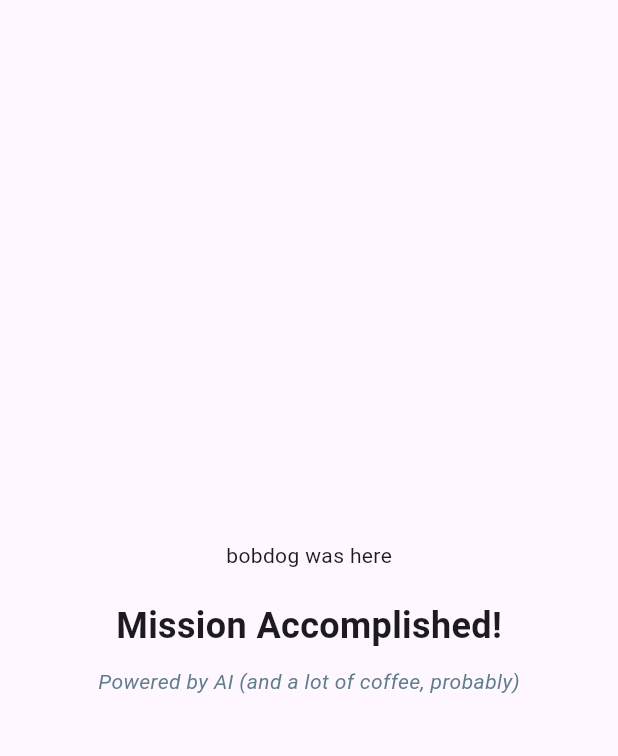
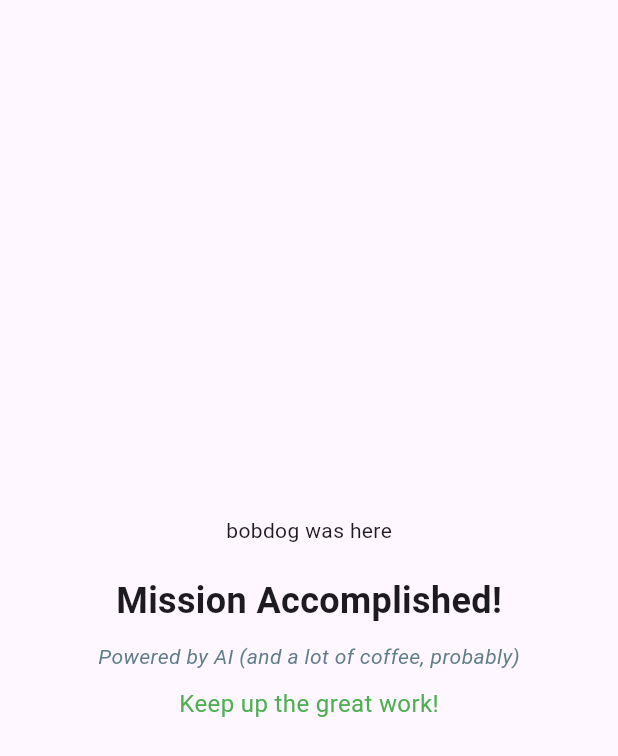
Before and after one commit to mmaitlen/skill_prompt_tests, a Flutter app: the screen it shows after launch, on a phone screen of 412 x 824 dp. Shown: the top 756 px of the screen. Run offline on Flutter 3.47's test engine with Material 3 defaults, Android fonts, the phone set to English and light mode, and no system bars.

Commit message:
feat: Add a simple phrase 'Keep up the great work!'

```diff
--- a/lib/main.dart
+++ b/lib/main.dart
@@ -32,6 +32,14 @@ class MainApp extends StatelessWidget {
                   color: Colors.blueGrey,
                 ),
               ),
+              SizedBox(height: 10), // Add some spacing
+              Text(
+                'Keep up the great work!',
+                style: TextStyle(
+                  fontSize: 16,
+                  color: Colors.green,
+                ),
+              ),
             ],
           ),
         ),
```
